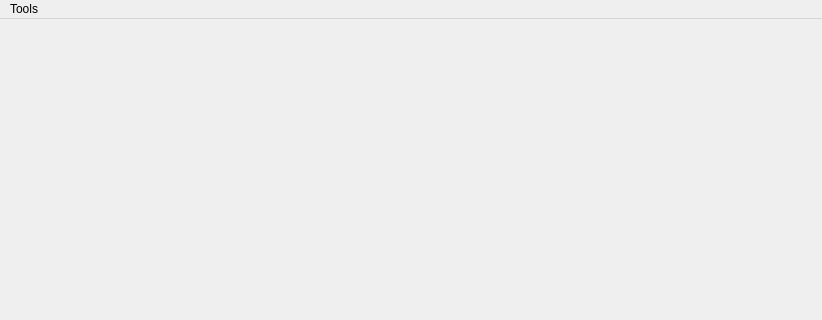
This is gui/mainwindow.ui in SDX2000/MindForge as Qt 5 draws it before an edit; both pictures show x 0 to 822 and y 0 to 320 of the 822 by 506 pixel window. The edited form follows.
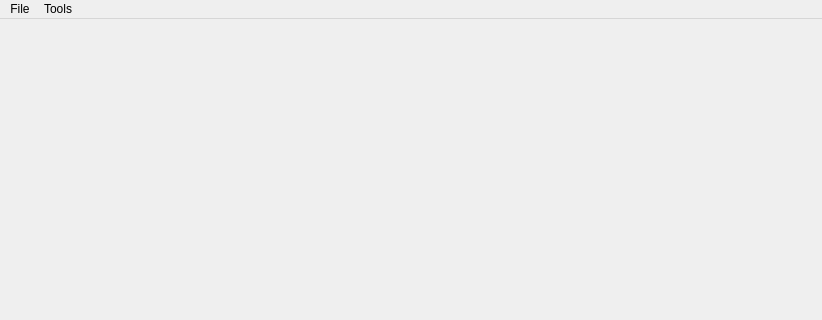
This is the edited form.

What changed in the file:
```diff
--- a/gui/mainwindow.ui
+++ b/gui/mainwindow.ui
@@ -29,6 +29,13 @@
     </property>
     <addaction name="actionOptions"/>
    </widget>
+   <widget class="QMenu" name="menuFile">
+    <property name="title">
+     <string>File</string>
+    </property>
+    <addaction name="actionOpen"/>
+   </widget>
+   <addaction name="menuFile"/>
    <addaction name="menuTools"/>
   </widget>
   <action name="actionOptions">
```
Left out of the diff: 5 changed lines with no effect on the pictures.
